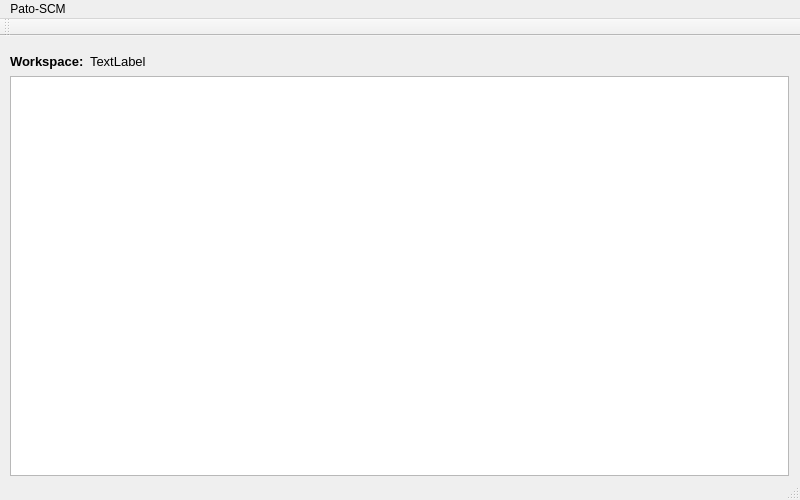
matherthal/pato-scm, file patoGUI/mainwindow.ui: the form before one commit.
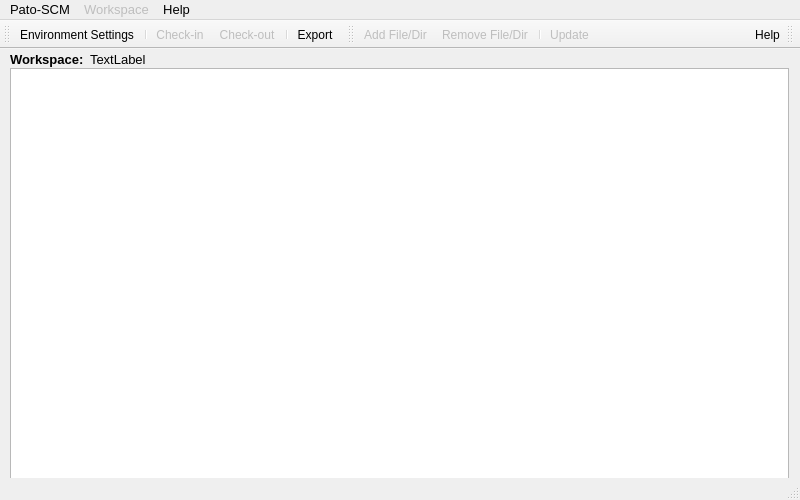
The form after the commit. Icons and pictures are not drawn.

Patch:
```diff
--- a/patoGUI/mainwindow.ui
+++ b/patoGUI/mainwindow.ui
@@ -22,9 +22,9 @@
     <property name="geometry">
      <rect>
       <x>10</x>
-      <y>40</y>
+      <y>19</y>
       <width>779</width>
-      <height>400</height>
+      <height>421</height>
      </rect>
     </property>
     <property name="sizePolicy">
@@ -33,12 +33,15 @@
       <verstretch>0</verstretch>
      </sizepolicy>
     </property>
+    <property name="styleSheet">
+     <string notr="true"/>
+    </property>
    </widget>
    <widget class="QLabel" name="labelWorkspace">
     <property name="geometry">
      <rect>
       <x>10</x>
-      <y>15</y>
+      <y>0</y>
       <width>81</width>
       <height>21</height>
      </rect>
@@ -58,9 +61,9 @@
     <property name="geometry">
      <rect>
       <x>90</x>
-      <y>10</y>
+      <y>0</y>
       <width>691</width>
-      <height>31</height>
+      <height>21</height>
      </rect>
     </property>
     <property name="font">
@@ -80,9 +83,18 @@
      <x>0</x>
      <y>0</y>
      <width>800</width>
-     <height>21</height>
+     <height>22</height>
     </rect>
    </property>
+   <property name="font">
+    <font>
+     <family>MS Shell Dlg 2</family>
+     <pointsize>10</pointsize>
+     <weight>50</weight>
+     <bold>false</bold>
+     <strikeout>false</strikeout>
+    </font>
+   </property>
    <widget class="QMenu" name="menuPato_SCM">
     <property name="title">
      <string>Pato-SCM</string>
@@ -91,18 +103,92 @@
     <addaction name="separator"/>
     <addaction name="actionCheckin"/>
     <addaction name="actionCheckout"/>
+    <addaction name="separator"/>
+    <addaction name="actionExport"/>
+   </widget>
+   <widget class="QMenu" name="menuHelp">
+    <property name="title">
+     <string>Help</string>
+    </property>
+    <addaction name="actionHelp"/>
+    <addaction name="actionAbout_Pato_SCM"/>
+   </widget>
+   <widget class="QMenu" name="menuWorkspace">
+    <property name="enabled">
+     <bool>false</bool>
+    </property>
+    <property name="title">
+     <string>Workspace</string>
+    </property>
+    <addaction name="actionAdd_File_Dir"/>
+    <addaction name="actionRemove_File_Dir"/>
+    <addaction name="separator"/>
+    <addaction name="actionUpdate"/>
    </widget>
    <addaction name="menuPato_SCM"/>
-  </widget>
-  <widget class="QToolBar" name="mainToolBar">
-   <attribute name="toolBarArea">
-    <enum>TopToolBarArea</enum>
-   </attribute>
-   <attribute name="toolBarBreak">
-    <bool>false</bool>
-   </attribute>
+   <addaction name="menuWorkspace"/>
+   <addaction name="menuHelp"/>
   </widget>
   <widget class="QStatusBar" name="statusBar"/>
+  <widget class="QToolBar" name="mainToolBar">
+   <property name="windowTitle">
+    <string>toolBar</string>
+   </property>
+   <property name="iconSize">
+    <size>
+     <width>24</width>
+     <height>24</height>
+    </size>
+   </property>
+   <attribute name="toolBarArea">
+    <enum>TopToolBarArea</enum>
+   </attribute>
+   <attribute name="toolBarBreak">
+    <bool>false</bool>
+   </attribute>
+   <addaction name="actionEnvironment_Settings"/>
+   <addaction name="separator"/>
+   <addaction name="actionCheckin"/>
+   <addaction name="actionCheckout"/>
+   <addaction name="separator"/>
+   <addaction name="actionExport"/>
+  </widget>
+  <widget class="QToolBar" name="workspaceToolBar">
+   <property name="windowTitle">
+    <string>toolBar</string>
+   </property>
+   <attribute name="toolBarArea">
+    <enum>TopToolBarArea</enum>
+   </attribute>
+   <attribute name="toolBarBreak">
+    <bool>false</bool>
+   </attribute>
+   <addaction name="actionAdd_File_Dir"/>
+   <addaction name="actionRemove_File_Dir"/>
+   <addaction name="separator"/>
+   <addaction name="actionUpdate"/>
+  </widget>
+  <widget class="QToolBar" name="helpToolBar">
+   <property name="windowTitle">
+    <string>toolBar</string>
+   </property>
+   <property name="layoutDirection">
+    <enum>Qt::RightToLeft</enum>
+   </property>
+   <property name="iconSize">
+    <size>
+     <width>18</width>
+     <height>18</height>
+    </size>
+   </property>
+   <attribute name="toolBarArea">
+    <enum>TopToolBarArea</enum>
+   </attribute>
+   <attribute name="toolBarBreak">
+    <bool>false</bool>
+   </attribute>
+   <addaction name="actionHelp"/>
+  </widget>
   <action name="actionCheckout">
    <property name="enabled">
     <bool>false</bool>
@@ -114,6 +200,11 @@
    <property name="text">
     <string>Check-out</string>
    </property>
+   <property name="font">
+    <font>
+     <pointsize>9</pointsize>
+    </font>
+   </property>
   </action>
   <action name="actionCheckin">
    <property name="enabled">
@@ -126,6 +217,11 @@
    <property name="text">
     <string>Check-in</string>
    </property>
+   <property name="font">
+    <font>
+     <pointsize>9</pointsize>
+    </font>
+   </property>
   </action>
   <action name="actionEnvironment_Settings">
    <property name="icon">
@@ -134,6 +230,85 @@
    </property>
    <property name="text">
     <string>Environment Settings</string>
+   </property>
+   <property name="font">
+    <font>
+     <pointsize>9</pointsize>
+    </font>
+   </property>
+  </action>
+  <action name="actionExport">
+   <property name="icon">
+    <iconset resource="mainwindow.qrc">
+     <normaloff>:/new/icons/exporticon</normaloff>:/new/icons/exporticon</iconset>
+   </property>
+   <property name="text">
+    <string>Export</string>
+   </property>
+   <property name="font">
+    <font>
+     <pointsize>9</pointsize>
+    </font>
+   </property>
+  </action>
+  <action name="actionHelp">
+   <property name="icon">
+    <iconset resource="mainwindow.qrc">
+     <normaloff>:/new/icons/help</normaloff>:/new/icons/help</iconset>
+   </property>
+   <property name="text">
+    <string>Help</string>
+   </property>
+   <property name="iconVisibleInMenu">
+    <bool>true</bool>
+   </property>
+  </action>
+  <action name="actionAbout_Pato_SCM">
+   <property name="icon">
+    <iconset resource="mainwindow.qrc">
+     <normaloff>:/new/icons/icon</normaloff>:/new/icons/icon</iconset>
+   </property>
+   <property name="text">
+    <string>About Pato-SCM</string>
+   </property>
+   <property name="iconVisibleInMenu">
+    <bool>true</bool>
+   </property>
+  </action>
+  <action name="actionAdd_File_Dir">
+   <property name="enabled">
+    <bool>false</bool>
+   </property>
+   <property name="icon">
+    <iconset resource="mainwindow.qrc">
+     <normaloff>:/new/icons/addfile</normaloff>:/new/icons/addfile</iconset>
+   </property>
+   <property name="text">
+    <string>Add File/Dir</string>
+   </property>
+  </action>
+  <action name="actionRemove_File_Dir">
+   <property name="enabled">
+    <bool>false</bool>
+   </property>
+   <property name="icon">
+    <iconset resource="mainwindow.qrc">
+     <normaloff>:/new/icons/remfile</normaloff>:/new/icons/remfile</iconset>
+   </property>
+   <property name="text">
+    <string>Remove File/Dir</string>
+   </property>
+  </action>
+  <action name="actionUpdate">
+   <property name="enabled">
+    <bool>false</bool>
+   </property>
+   <property name="icon">
+    <iconset resource="mainwindow.qrc">
+     <normaloff>:/new/icons/update</normaloff>:/new/icons/update</iconset>
+   </property>
+   <property name="text">
+    <string>Update</string>
    </property>
   </action>
  </widget>
```
